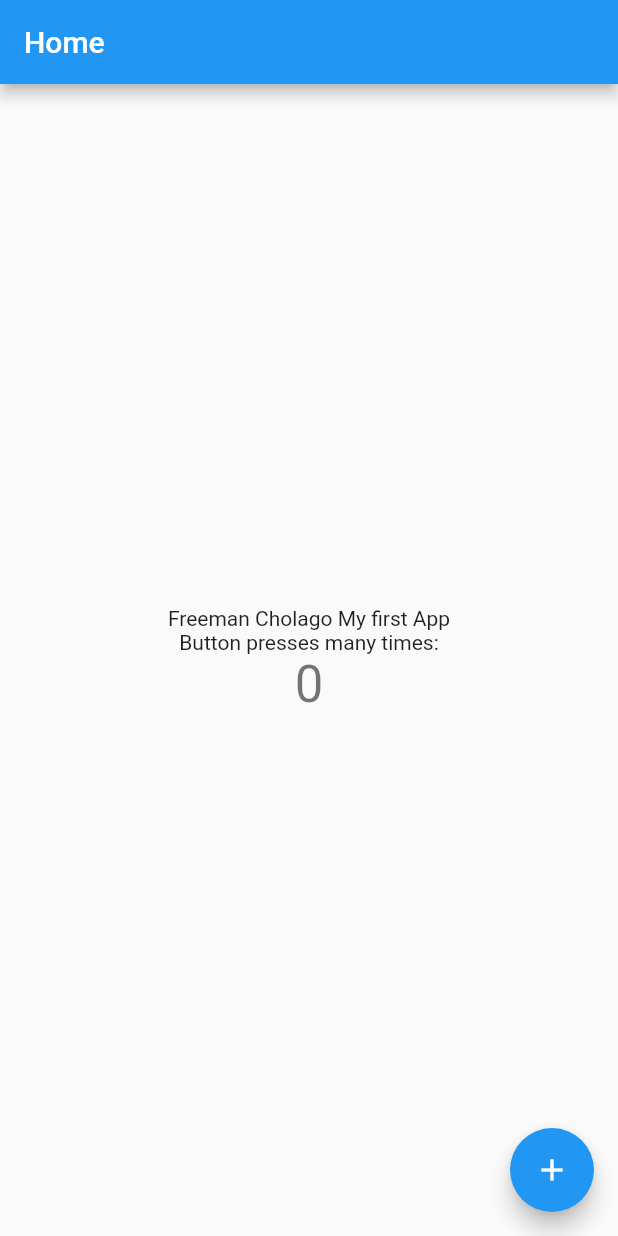
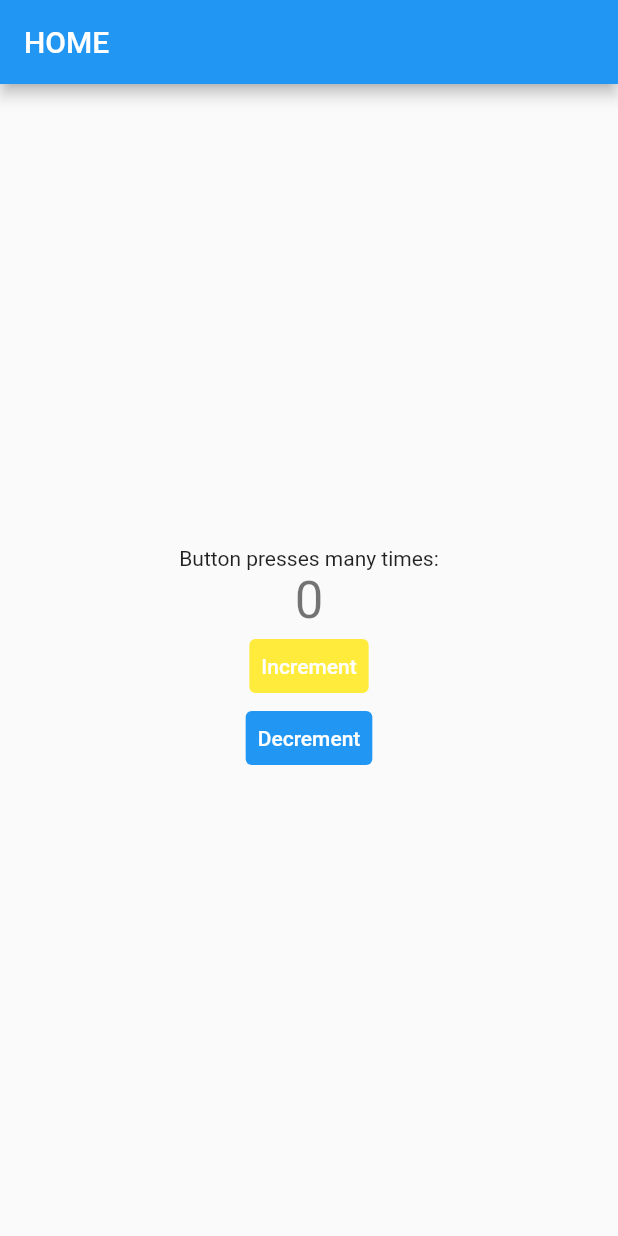
Before and after one commit to Cholago/first_flutter_app, a Flutter app: the screen it shows after launch, on a phone screen of 412 x 824 dp. Run offline on Flutter 3.47's test engine with Material 2 defaults, Android fonts, the phone set to English and light mode, and no system bars.

Commit message:
Second commit

```diff
--- a/lib/main.dart
+++ b/lib/main.dart
@@ -13,7 +13,7 @@ class MyApp extends StatelessWidget {
       theme: ThemeData(
         primarySwatch: Colors.blue,
       ),
-      home: MyHomePage(title: 'Home'),
+      home: MyHomePage(title: 'HOME'),
     );
   }
 }
@@ -36,6 +36,12 @@ class _MyHomePageState extends State<MyHomePage> {
     });
   }
 
+  void _decrementCounter() {
+    setState(() {
+      _counter--;
+    });
+  }
+
   @override
   Widget build(BuildContext context) {
     return Scaffold(
@@ -47,23 +53,32 @@ class _MyHomePageState extends State<MyHomePage> {
           mainAxisAlignment: MainAxisAlignment.center,
           children: <Widget>[
             Text(
-              'Freeman Cholago My first App',
-            ),
-            Text(
               'Button presses many times:',
             ),
             Text(
               '$_counter',
               style: Theme.of(context).textTheme.headline4,
             ),
+            TextButton(
+              style: ButtonStyle(
+                foregroundColor: MaterialStateProperty.all<Color>(Colors.white),
+                backgroundColor:
+                    MaterialStateProperty.all<Color>(Colors.yellow),
+              ),
+              onPressed: _incrementCounter,
+              child: Text('Increment'),
+            ),
+            TextButton(
+              style: ButtonStyle(
+                foregroundColor: MaterialStateProperty.all<Color>(Colors.white),
+                backgroundColor: MaterialStateProperty.all<Color>(Colors.blue),
+              ),
+              onPressed: _decrementCounter,
+              child: Text('Decrement'),
+            )
           ],
         ),
       ),
-      floatingActionButton: FloatingActionButton(
-        onPressed: _incrementCounter,
-        tooltip: 'Increment',
-        child: Icon(Icons.add),
-      ), // This trailing comma makes auto-formatting nicer for build methods.
     );
   }
 }
```
